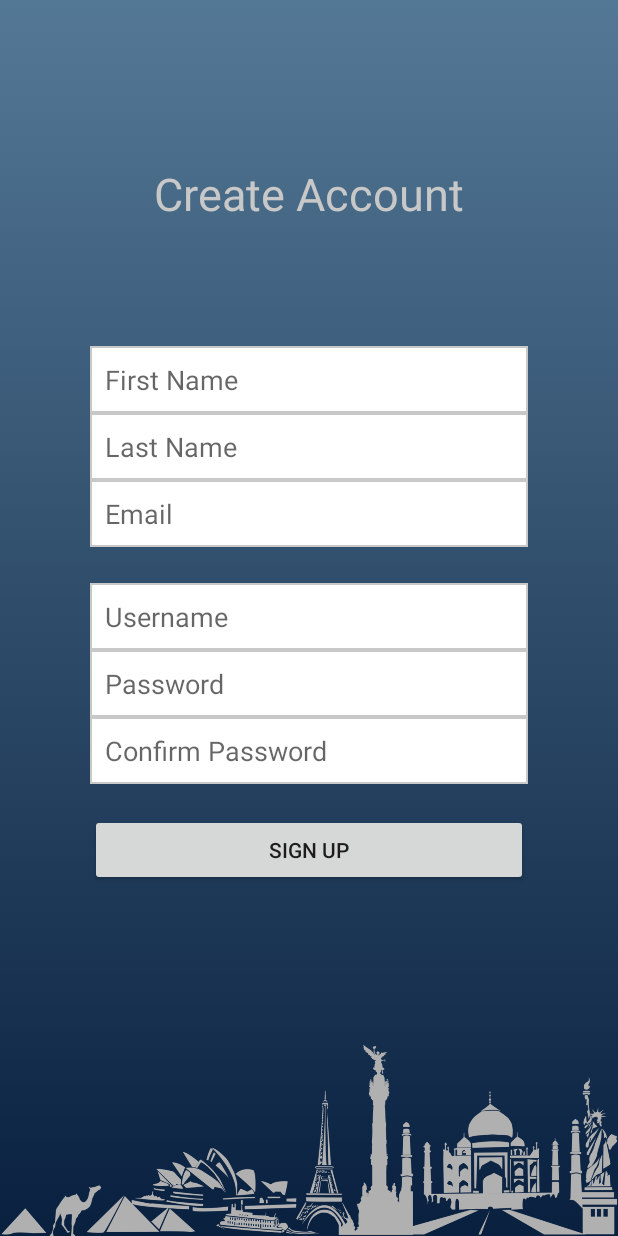
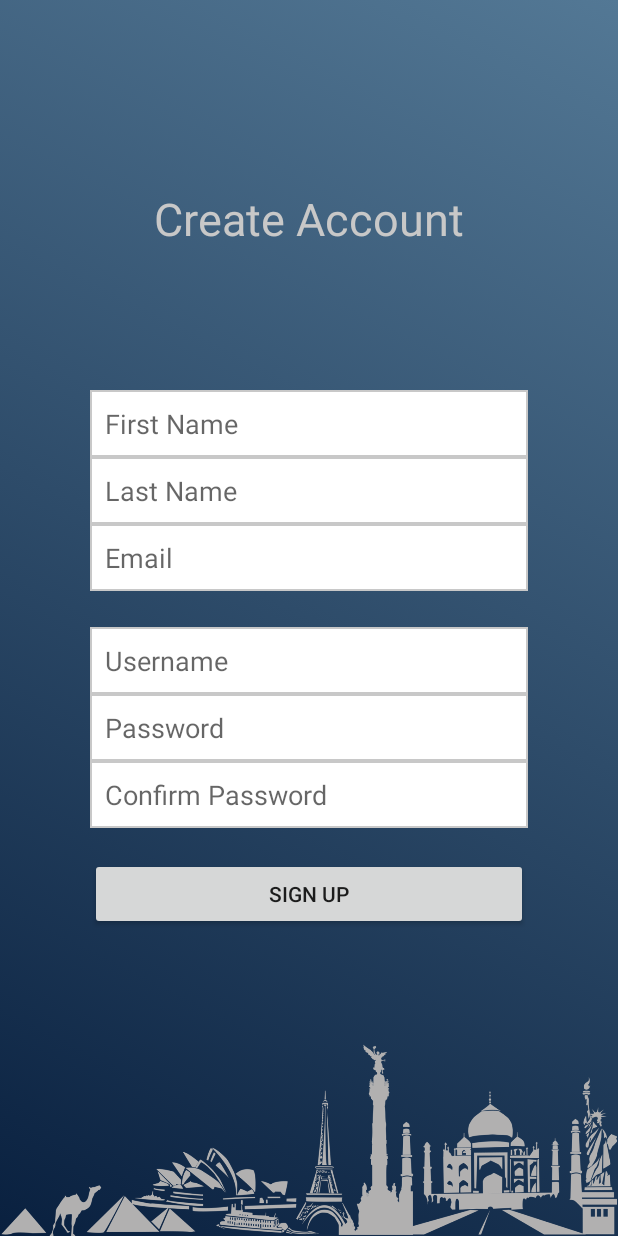
Before and after one commit to jtf16/HopOnCMU, an Android app: the screen it shows after launch (CreateAccountActivity), after a tap on "Create Account", on a phone screen of 412 x 824 dp. Run offline under Robolectric (Android 15) with nearby library versions, the phone set to English and light mode, and no system bars; 1 other tap on this screen came first.

Commit message:
Fix layout and add statements to login and create account

```diff
--- a/HopOnCMU/app/src/main/java/pt/ulisboa/tecnico/cmov/hoponcmu/activities/LoginActivity.java
+++ b/HopOnCMU/app/src/main/java/pt/ulisboa/tecnico/cmov/hoponcmu/activities/LoginActivity.java
@@ -4,8 +4,11 @@ import android.app.Activity;
 import android.content.Intent;
 import android.graphics.Typeface;
 import android.os.Bundle;
+import android.util.Log;
 import android.view.View;
 import android.widget.EditText;
+
+import org.apache.commons.lang3.StringUtils;
 
 import pt.ulisboa.tecnico.cmov.hoponcmu.R;
 
@@ -13,6 +16,8 @@ public class LoginActivity extends Activity {
 
     EditText username;
     EditText password;
+    String strUsername;
+    String strPassword;
 
     @Override
     protected void onCreate(Bundle savedInstanceState) {
@@ -22,14 +27,35 @@ public class LoginActivity extends Activity {
         username = (EditText) findViewById(R.id.usernameLogin);
         password = (EditText) findViewById(R.id.passLogin);
         password.setTypeface(Typeface.DEFAULT);
+
+        Intent intent = getIntent();
+        strUsername = intent.getStringExtra("Username");
+        strPassword = intent.getStringExtra("Password");
+
+        if (strUsername != null && strPassword != null) {
+            username.setText(strUsername);
+            password.setText(strPassword);
+        }
     }
 
     public void createAccount(View view) {
-        Intent intent = new Intent(this, CreateAccountActivity.class);
-        startActivity(intent);
+
+        Intent createAccountIntent = new Intent(this, CreateAccountActivity.class);
+        startActivity(createAccountIntent);
     }
 
     public void login(View view) {
 
+        strUsername = username.getText().toString();
+        strPassword = password.getText().toString();
+
+        // TODO: Verify if login is valid (username and password == DB)
+        if (StringUtils.isBlank(strUsername)) {username.setError("You must enter your username");}
+        else if (StringUtils.isBlank(strPassword)) {password.setError("You must enter your password");}
+        else {
+            Intent loginIntent = new Intent(this, MainActivity.class);
+            startActivity(loginIntent);
+            finish();
+        }
     }
 }
--- a/HopOnCMU/app/src/main/res/drawable/degrade_background_color.xml
+++ b/HopOnCMU/app/src/main/res/drawable/degrade_background_color.xml
@@ -2,7 +2,11 @@
 <selector xmlns:android="http://schemas.android.com/apk/res/android">
     <item>
         <shape>
-            <gradient android:angle="90" android:endColor="@color/colorPrimary" android:startColor="@color/colorPrimaryDark" android:type="linear" />
+            <gradient
+                android:angle="225"
+                android:startColor="@color/colorPrimaryDark"
+                android:endColor="@color/colorPrimary"
+                android:type="linear" />
         </shape>
     </item>
 </selector>
--- a/HopOnCMU/app/src/main/res/drawable/splash_screen.xml
+++ b/HopOnCMU/app/src/main/res/drawable/splash_screen.xml
@@ -6,7 +6,7 @@
     <item
         android:width="200dp"
         android:height="200dp"
-        android:drawable="@mipmap/ic_launcher"
+        android:drawable="@drawable/ic_hoponcmu"
         android:gravity="center" />
 
 </layer-list>
--- a/HopOnCMU/app/src/main/res/layout/activity_create_account.xml
+++ b/HopOnCMU/app/src/main/res/layout/activity_create_account.xml
@@ -131,8 +131,8 @@
         <Space
             android:layout_width="match_parent"
             android:layout_height="0dp"
-            android:layout_weight="4"
-            android:paddingBottom="150dp" />
+            android:layout_weight="3"
+            android:paddingBottom="100dp" />
 
     </LinearLayout>
 
--- a/HopOnCMU/app/src/main/res/layout/activity_login.xml
+++ b/HopOnCMU/app/src/main/res/layout/activity_login.xml
@@ -37,15 +37,14 @@
                 android:layout_height="wrap_content"
                 android:adjustViewBounds="true"
                 android:paddingTop="16dp"
-                android:src="@mipmap/ic_launcher" />
-
+                android:src="@drawable/ic_hoponcmu" />
         </LinearLayout>
 
         <LinearLayout
             android:layout_width="match_parent"
             android:layout_height="wrap_content"
             android:orientation="vertical"
-            android:paddingBottom="150dp"
+            android:paddingBottom="175dp"
             android:paddingLeft="60dp"
             android:paddingRight="60dp">
 
--- a/HopOnCMU/app/src/main/res/values/colors.xml
+++ b/HopOnCMU/app/src/main/res/values/colors.xml
@@ -1,7 +1,7 @@
 <?xml version="1.0" encoding="utf-8"?>
 <resources>
-    <color name="colorPrimary">#537895</color>
-    <color name="colorPrimaryDark">#09203f</color>
+    <color name="colorPrimary">#09203f</color>
+    <color name="colorPrimaryDark">#537895</color>
     <color name="colorAccent">#C8C8C8</color>
 
     <!-- SignUp TextView possible colors -->
```
Also changed, not shown: HopOnCMU/app/src/main/java/pt/ulisboa/tecnico/cmov/hoponcmu/activities/CreateAccountActivity.java (+26 -12 lines), HopOnCMU/app/src/main/res/drawable/ic_hoponcmu.png (added).
